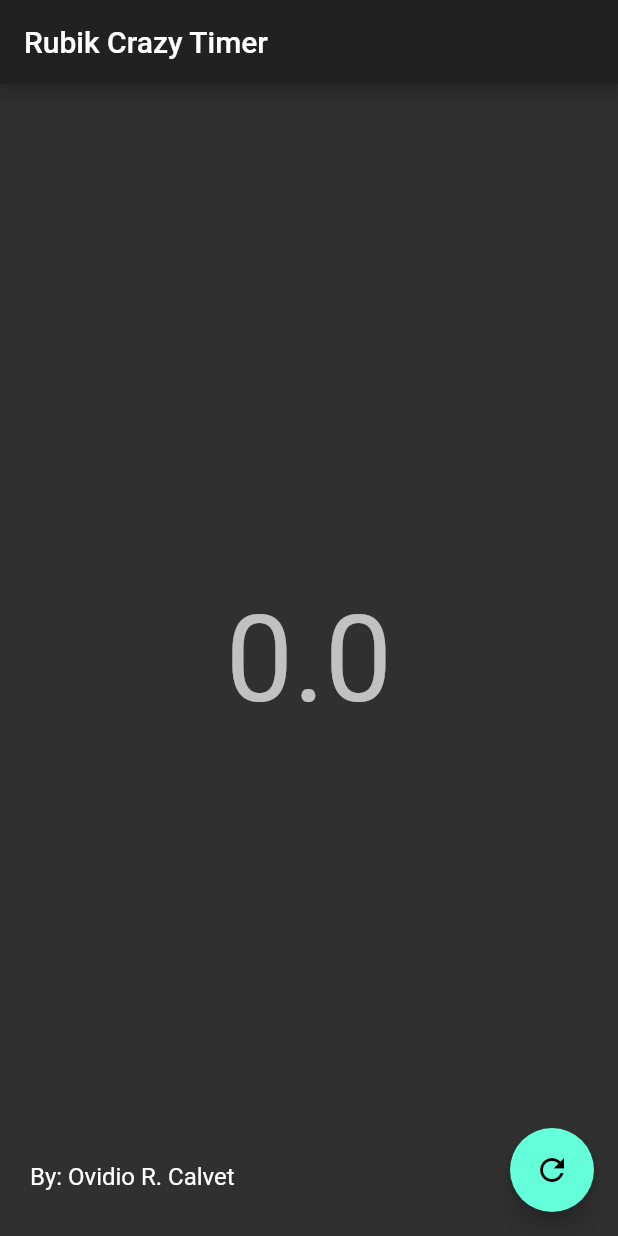
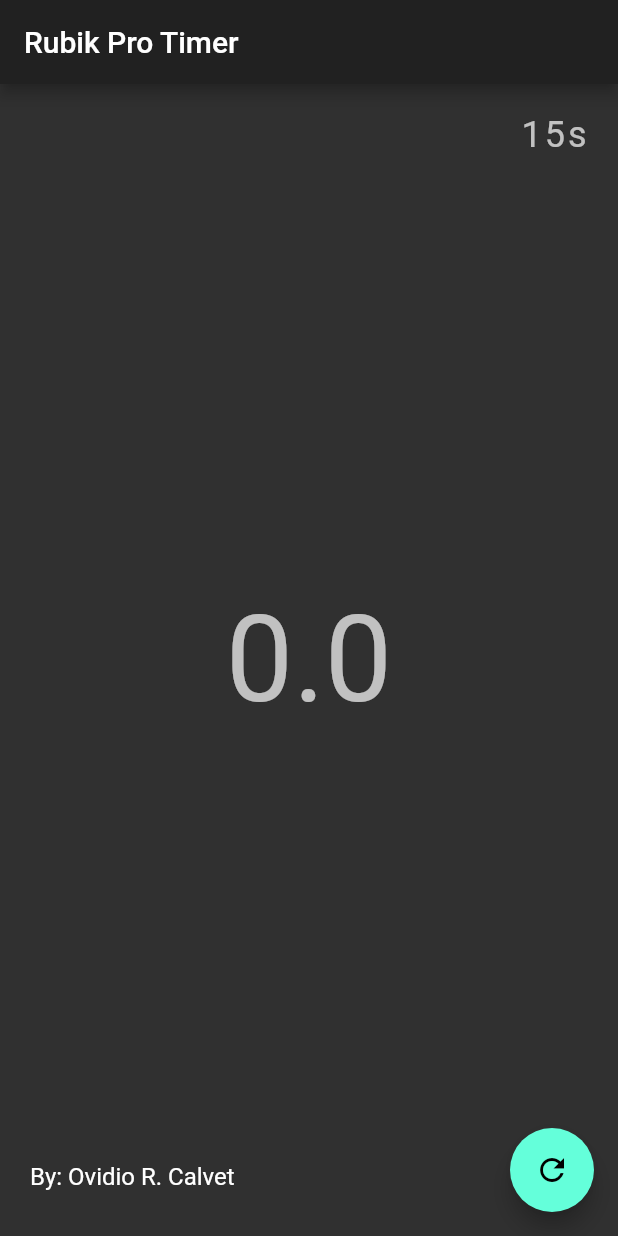
Before and after one commit to ocalvet/rubik_timer, a Flutter app: the screen it shows after launch, after a tap on the "refresh" icon, on a phone screen of 412 x 824 dp. Run offline on Flutter 3.47's test engine with Material 2 defaults, Android fonts, the phone set to English and light mode, and no system bars.

Commit message:
Get countdown working and timer

```diff
--- a/lib/main.dart
+++ b/lib/main.dart
@@ -1,6 +1,5 @@
 import 'package:flutter/material.dart';
 import 'dart:async';
-import 'dart:math' as m;
 
 void main() => runApp(MyApp());
 
@@ -10,8 +9,9 @@ class MyApp extends StatelessWidget {
   Widget build(BuildContext context) {
     return MaterialApp(
       title: 'Rubik Crazy Timer',
+      debugShowCheckedModeBanner: false,
       theme: ThemeData.dark(),
-      home: MyHomePage(title: 'Rubik Crazy Timer'),
+      home: MyHomePage(title: 'Rubik Pro Timer'),
     );
   }
 }
@@ -25,13 +25,18 @@ class MyHomePage extends StatefulWidget {
 
 class _MyHomePageState extends State<MyHomePage> {
   Timer timer;
+  Timer countDownTimer;
   int m100s = 0;
+  int countDown = 15;
+  Color textColor = Colors.white70;
   // Stopwatch sw;
   @override
   void initState() {
-    // sw = Stopwatch();
     timer = Timer(Duration(milliseconds: 100), () {
-      print('Timer...');
+      print('Timer');
+    });
+    countDownTimer = Timer(Duration(seconds: 1), () {
+      print('CountDown');
     });
     super.initState();
   }
@@ -45,14 +50,13 @@ class _MyHomePageState extends State<MyHomePage> {
         title: Text(widget.title),
       ),
       body: GestureDetector(
+        onLongPress: () {
+          _reset();
+          _startCountDown();
+        },
         onTap: () {
           print('Start timer');
           timer.cancel();
-          timer = Timer.periodic(Duration(milliseconds: 100), (t) {
-            setState(() {
-              m100s++;
-            });
-          });
         },
         child: Container(
           width: double.infinity,
@@ -76,6 +80,15 @@ class _MyHomePageState extends State<MyHomePage> {
                       .copyWith(fontSize: 80),
                 ),
               ),
+              Positioned(
+                right: 20,
+                top: 20,
+                child: Text(
+                  '${countDown}s',
+                  style: TextStyle(
+                      color: textColor, fontSize: 24.0, letterSpacing: 2),
+                ),
+              )
             ],
           ),
         ),
@@ -88,11 +101,33 @@ class _MyHomePageState extends State<MyHomePage> {
     );
   }
 
+  _startCountDown() {
+    countDownTimer = Timer.periodic(Duration(seconds: 1), (t) {
+      setState(() {
+        countDown--;
+        if (countDown==8) {
+          textColor = Colors.red;
+        }
+      });
+      if (countDown == 0) {
+        countDownTimer.cancel();
+        timer.cancel();
+        timer = Timer.periodic(Duration(milliseconds: 100), (t) {
+          setState(() {
+            m100s++;
+          });
+        });
+      }
+    });
+  }
+
   _reset() {
-    print('To Reset');
     setState(() {
       m100s = 0;
+      countDown = 15;
+      textColor = Colors.white70;
       timer.cancel();
+      countDownTimer.cancel();
     });
   }
 }
```
